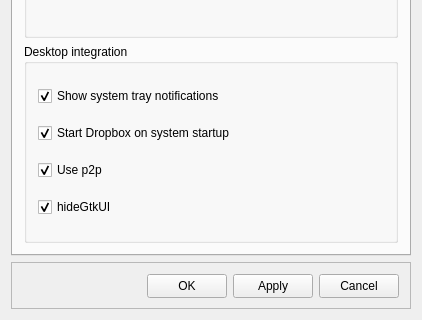
Qt form src/mainwindow.ui (gtgt/kfilebox) before a commit; both pictures show x 0 to 422 and y 209 to 529 of the 422 by 529 pixel window.
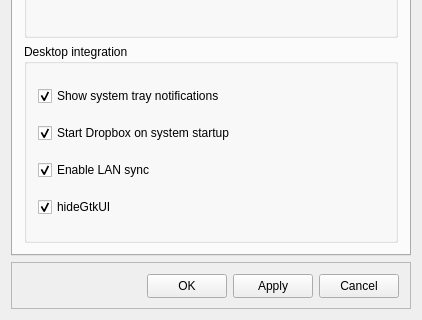
The same form after that commit. Icons and pictures are not drawn.

Patch:
```diff
--- a/src/mainwindow.ui
+++ b/src/mainwindow.ui
@@ -126,7 +126,7 @@
            <item>
             <widget class="QCheckBox" name="useP2P">
              <property name="text">
-              <string>Use p2p</string>
+              <string>Enable LAN sync</string>
              </property>
              <property name="checked">
               <bool>true</bool>
```
